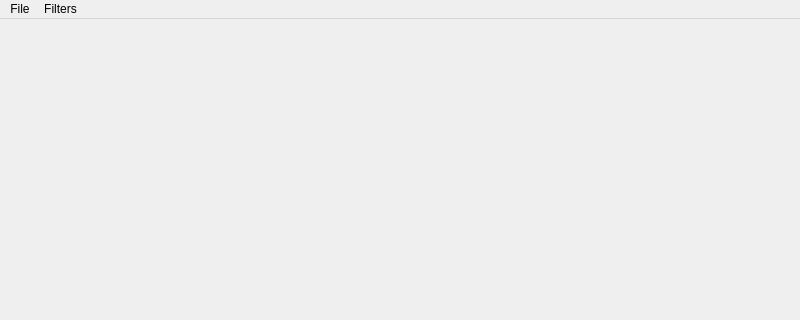
palinkiewicz/krimp, file mainwindow.ui: the form before one commit; both pictures show x 0 to 800 and y 0 to 320 of the 800 by 600 pixel window.
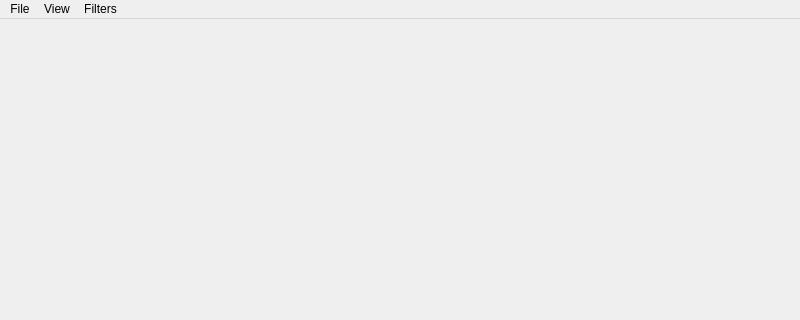
The form after the commit. Icons and pictures are not drawn.

Patch:
```diff
--- a/mainwindow.ui
+++ b/mainwindow.ui
@@ -49,7 +49,15 @@
     <addaction name="actionSaturation"/>
     <addaction name="menuOther_Image"/>
    </widget>
+   <widget class="QMenu" name="menuView">
+    <property name="title">
+     <string>View</string>
+    </property>
+    <addaction name="actionZoom_In"/>
+    <addaction name="actionZoom_Out"/>
+   </widget>
    <addaction name="menuFile"/>
+   <addaction name="menuView"/>
    <addaction name="menuFilters"/>
   </widget>
   <widget class="QStatusBar" name="statusbar"/>
```
Left out of the diff: 16 changed lines with no effect on the pictures.
